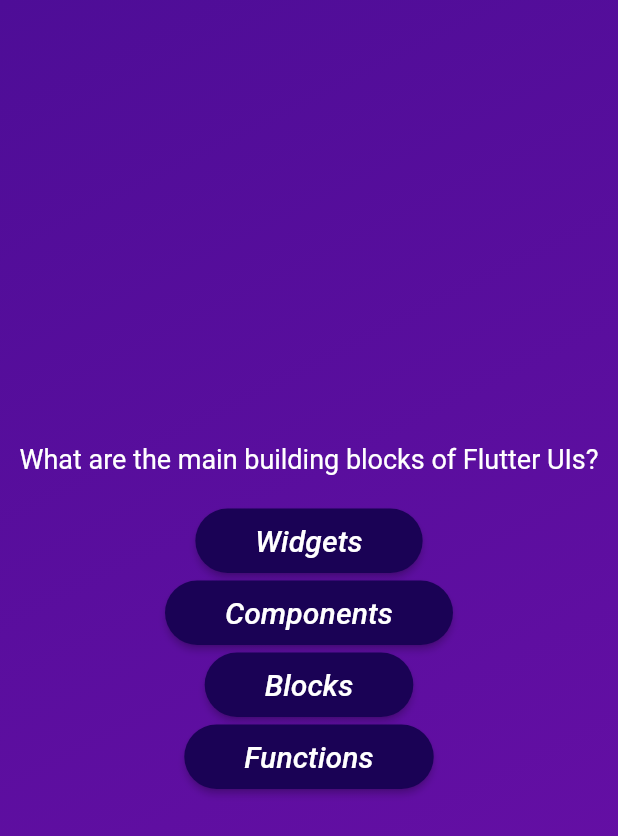
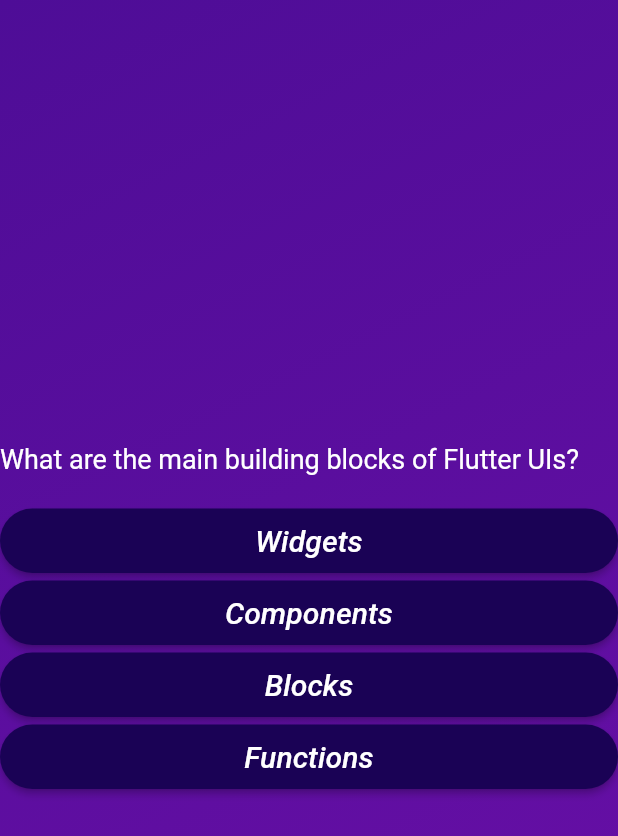
Before and after one commit to saeed561/Flutter_Training_examProgram, a Flutter app: the screen it shows after launch, after a tap on "Start Quiz", on a phone screen of 412 x 824 dp. Shown: the top 836 px of the screen. Run offline on Flutter 3.47's test engine with Material 2 defaults, Android fonts, the phone set to English and light mode, and no system bars.

```diff
--- a/adv_basic/lib/models/Answer_Button.dart
+++ b/adv_basic/lib/models/Answer_Button.dart
@@ -1,6 +1,7 @@
 import 'package:flutter/material.dart';
 import 'package:flutter/widgets.dart';
 
+// ignore: camel_case_types
 class Answer_Button extends StatelessWidget {
   Answer_Button({
     required this.answertext,
--- a/adv_basic/lib/questions_screen.dart
+++ b/adv_basic/lib/questions_screen.dart
@@ -19,6 +19,7 @@ class _QuestionsScreenState extends State<QuestionsScreen> {
       width: double.infinity,
       child: Column(
         mainAxisAlignment: MainAxisAlignment.center,
+        crossAxisAlignment: CrossAxisAlignment.stretch,
         children: [
           Text(
             currentQuestion.text,
```
